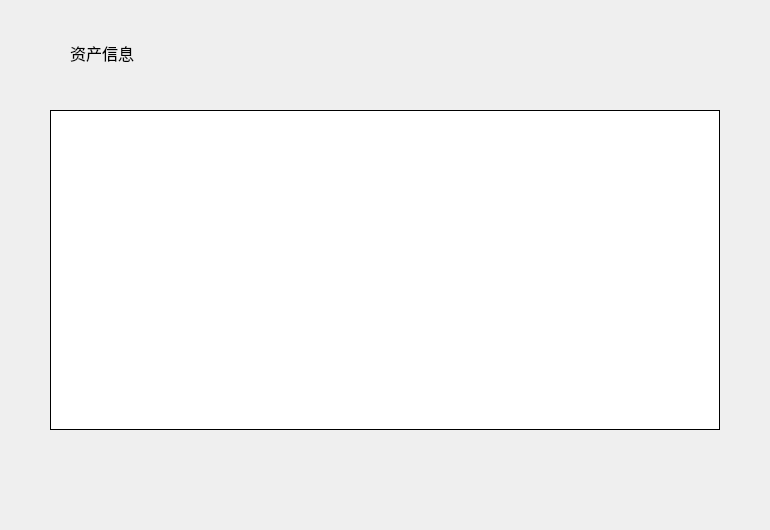
Qt form LNKWallet/guard/AssetPage.ui (HcashOrg/hx-indicator) before a commit.
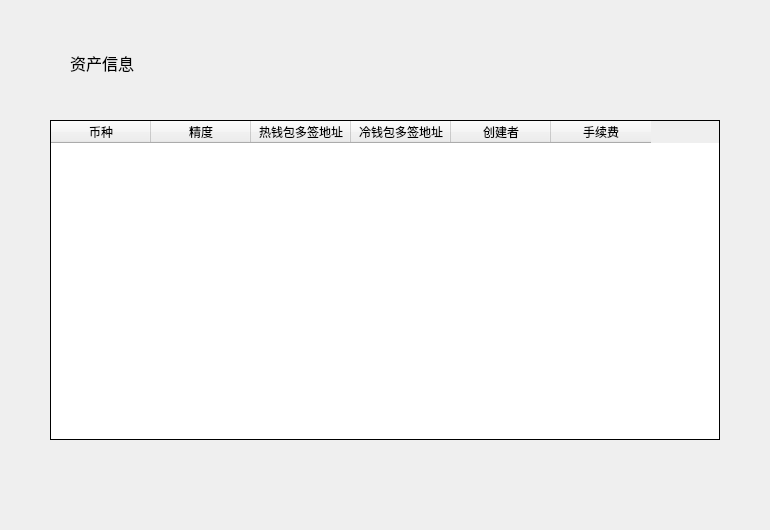
The same form after that commit.

The edit to the form file:
```diff
--- a/LNKWallet/guard/AssetPage.ui
+++ b/LNKWallet/guard/AssetPage.ui
@@ -17,7 +17,7 @@
    <property name="geometry">
     <rect>
      <x>50</x>
-     <y>110</y>
+     <y>120</y>
      <width>670</width>
      <height>320</height>
     </rect>
@@ -65,7 +65,7 @@
     <enum>Qt::SolidLine</enum>
    </property>
    <attribute name="horizontalHeaderVisible">
-    <bool>false</bool>
+    <bool>true</bool>
    </attribute>
    <attribute name="horizontalHeaderCascadingSectionResizes">
     <bool>false</bool>
@@ -162,7 +162,7 @@
    <property name="geometry">
     <rect>
      <x>70</x>
-     <y>40</y>
+     <y>50</y>
      <width>200</width>
      <height>26</height>
     </rect>
```
